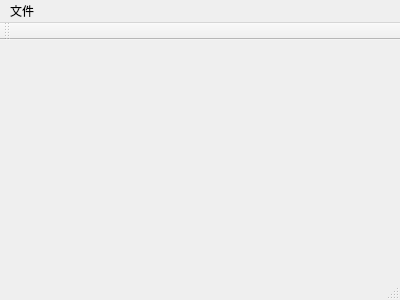
Above: src/ui/mainwindow.ui from x-tools-author/x-tools before the change. Below: the same form after it.
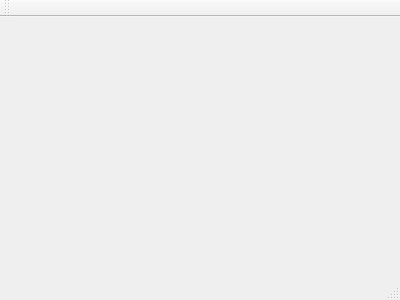
That is the form after the change.

Patch:
```diff
--- a/src/ui/mainwindow.ui
+++ b/src/ui/mainwindow.ui
@@ -23,12 +23,6 @@
      <height>23</height>
     </rect>
    </property>
-   <widget class="QMenu" name="menu">
-    <property name="title">
-     <string>文件</string>
-    </property>
-   </widget>
-   <addaction name="menu"/>
   </widget>
   <widget class="QToolBar" name="mainToolBar">
    <attribute name="toolBarArea">
```
